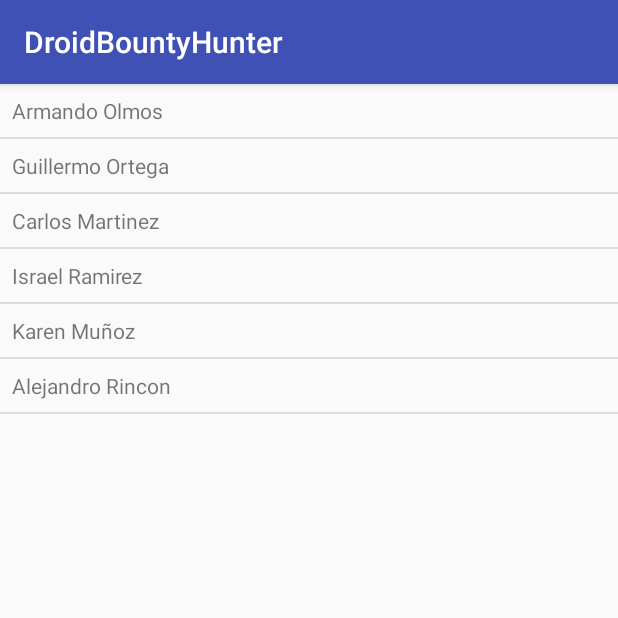
After one commit to giovas17/DroidBountyHunterBasicKotlin, an Android app: the fragment ListFragment shown on its own in the app's theme, on a phone screen of 412 x 824 dp, the top half of it. The commit adds this screen. Run offline under Robolectric (Android 15) with nearby library versions, the phone set to English and light mode, and no system bars; 1 statement that could not run was skipped.

Commit message:
Generation of Fragments for View Pager

```diff
--- a/app/src/main/AndroidManifest.xml
+++ b/app/src/main/AndroidManifest.xml
@@ -15,10 +15,13 @@
             android:theme="@style/AppTheme.NoActionBar">
             <intent-filter>
                 <action android:name="android.intent.action.MAIN" />
-
                 <category android:name="android.intent.category.LAUNCHER" />
             </intent-filter>
         </activity>
+        <activity android:name=".AgregarActivity"
+            android:label="@string/titulo_activity_agregar"/>
+        <activity android:name=".DetalleActivity"
+            android:label="@string/titulo_activity_detalle"/>
     </application>
 
 </manifest>
--- /dev/null
+++ b/app/src/main/java/com/training/fragments/ListFragment.kt
@@ -0,0 +1,47 @@
+package com.training.fragments
+
+import android.content.Intent
+import android.os.Bundle
+import android.support.v4.app.Fragment
+import android.view.LayoutInflater
+import android.view.View
+import android.view.ViewGroup
+import android.widget.ArrayAdapter
+import android.widget.TextView
+import com.training.droidbountyhunter.DetalleActivity
+import com.training.droidbountyhunter.R
+import kotlinx.android.synthetic.main.fragment_list.*
+
+/**
+ * @author Giovani Gonzalez
+ * Created giovani on 7/5/18
+ */
+const val SECTION_NUMBER : String = "section_number"
+
+class ListFragment : Fragment() {
+    override fun onCreateView(inflater: LayoutInflater, container: ViewGroup?, savedInstanceState: Bundle?): View? {
+        // Se hace referencia al Fragment generado por XML en los Layouts y
+        // se instancia en una View...
+        return inflater.inflate(R.layout.fragment_list,container,false)
+    }
+
+    override fun onViewCreated(view: View, savedInstanceState: Bundle?) {
+        val modo = arguments!![SECTION_NUMBER] as Int
+        // Datos dummy para la lista
+        val dummyData = listOf(
+                "Armando Olmos",
+                "Guillermo Ortega",
+                "Carlos Martinez",
+                "Israel Ramirez",
+                "Karen Muñoz",
+                "Alejandro Rincon")
+        val adaptador = ArrayAdapter<String>(context,R.layout.item_fugitivo_list,dummyData)
+        listaFugitivosCapturados.adapter = adaptador
+        listaFugitivosCapturados.setOnItemClickListener { adapterView, view, position, id ->
+            val intent = Intent(context, DetalleActivity::class.java)
+            intent.putExtra("titulo",(view as TextView).text)
+            intent.putExtra("modo", modo)
+            startActivity(intent)
+        }
+    }
+}
--- a/app/src/main/res/menu/menu_home.xml
+++ b/app/src/main/res/menu/menu_home.xml
@@ -3,8 +3,8 @@
     xmlns:tools="http://schemas.android.com/tools"
     tools:context="com.training.droidbountyhunter.Home">
     <item
-        android:id="@+id/action_settings"
+        android:id="@+id/menu_agregar"
         android:orderInCategory="100"
-        android:title="@string/action_settings"
+        android:title="@string/menu_agregar"
         app:showAsAction="never" />
 </menu>
--- a/app/src/main/res/values/strings.xml
+++ b/app/src/main/res/values/strings.xml
@@ -18,4 +18,6 @@
     <string name="etiqueta_año">2018</string>
     <string name="etiqueta_empresa">D.W. Training S.C.</string>
     <string name="etiqueta_mensaje">Mensaje…</string>
+    <string name="titulo_activity_agregar">Nuevo fugitivo</string>
+    <string name="titulo_activity_detalle">Detalle Fugitivo</string>
 </resources>
```
Also changed, not shown: app/src/main/java/com/training/droidbountyhunter/AgregarActivity.kt (added, +16 -0 lines), app/src/main/java/com/training/droidbountyhunter/DetalleActivity.kt (added, +24 -0 lines), app/src/main/java/com/training/droidbountyhunter/Home.kt (+0 -32 lines), app/src/main/java/com/training/fragments/AcercaDeFragment.kt (added, +36 -0 lines), 1 other file.
